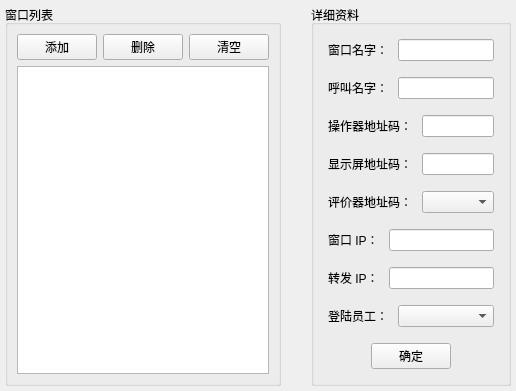
The window that QueueConfigurator/TagPage/WindowSetting/qqueuewindowssetting.ui (ffjiangMr/Qt) describes before a commit, drawn with Qt 5.
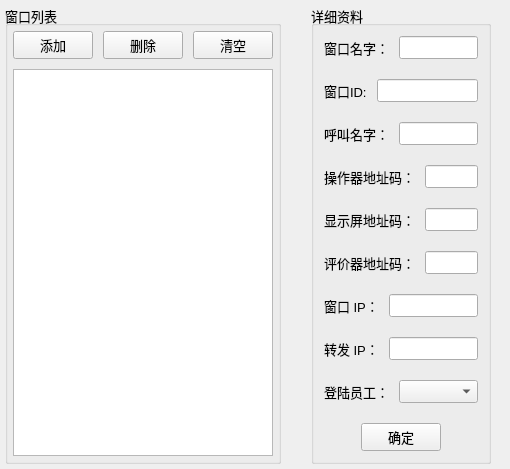
The same window after the commit. Custom widgets are drawn as their Qt base class.

Commit message: 添加窗口设置UI逻辑

The edit to the form file:
```diff
--- a/QueueConfigurator/TagPage/WindowSetting/qqueuewindowssetting.ui
+++ b/QueueConfigurator/TagPage/WindowSetting/qqueuewindowssetting.ui
@@ -6,8 +6,8 @@
    <rect>
     <x>0</x>
     <y>0</y>
-    <width>493</width>
-    <height>328</height>
+    <width>510</width>
+    <height>364</height>
    </rect>
   </property>
   <property name="windowTitle">
@@ -31,10 +31,30 @@
    </property>
    <item>
     <widget class="QGroupBox" name="groupBox_9">
+     <property name="font">
+      <font>
+       <pointsize>10</pointsize>
+      </font>
+     </property>
      <property name="title">
       <string>窗口列表</string>
      </property>
      <layout class="QVBoxLayout" name="verticalLayout_13">
+      <property name="spacing">
+       <number>10</number>
+      </property>
+      <property name="leftMargin">
+       <number>5</number>
+      </property>
+      <property name="topMargin">
+       <number>5</number>
+      </property>
+      <property name="rightMargin">
+       <number>5</number>
+      </property>
+      <property name="bottomMargin">
+       <number>5</number>
+      </property>
       <item>
        <layout class="QHBoxLayout" name="horizontalLayout_20">
         <item>
@@ -68,10 +88,30 @@
    </item>
    <item>
     <widget class="QGroupBox" name="groupBox">
+     <property name="font">
+      <font>
+       <pointsize>10</pointsize>
+      </font>
+     </property>
      <property name="title">
       <string>详细资料</string>
      </property>
      <layout class="QVBoxLayout" name="verticalLayout">
+      <property name="spacing">
+       <number>10</number>
+      </property>
+      <property name="leftMargin">
+       <number>5</number>
+      </property>
+      <property name="topMargin">
+       <number>5</number>
+      </property>
+      <property name="rightMargin">
+       <number>5</number>
+      </property>
+      <property name="bottomMargin">
+       <number>5</number>
+      </property>
       <item>
        <layout class="QHBoxLayout" name="horizontalLayout_2" stretch="2,7">
         <property name="spacing">
@@ -97,7 +137,36 @@
          </widget>
         </item>
         <item>
-         <widget class="QLineEdit" name="lineEdit"/>
+         <widget class="QLineEdit" name="lineEdit_windowName"/>
+        </item>
+       </layout>
+      </item>
+      <item>
+       <layout class="QHBoxLayout" name="horizontalLayout_11" stretch="2,7">
+        <property name="spacing">
+         <number>10</number>
+        </property>
+        <property name="leftMargin">
+         <number>5</number>
+        </property>
+        <property name="topMargin">
+         <number>5</number>
+        </property>
+        <property name="rightMargin">
+         <number>5</number>
+        </property>
+        <property name="bottomMargin">
+         <number>5</number>
+        </property>
+        <item>
+         <widget class="QLabel" name="label_9">
+          <property name="text">
+           <string>窗口ID:</string>
+          </property>
+         </widget>
+        </item>
+        <item>
+         <widget class="QLineEdit" name="lineEdit_windowsId"/>
         </item>
        </layout>
       </item>
@@ -216,7 +285,7 @@
          </widget>
         </item>
         <item>
-         <widget class="QComboBox" name="comboBox"/>
+         <widget class="QLineEdit" name="lineEdit_evaluateAddr"/>
         </item>
        </layout>
       </item>
```
Left out of the diff: 22 changed lines with no effect on the pictures. The commit also changes 16 other files.
